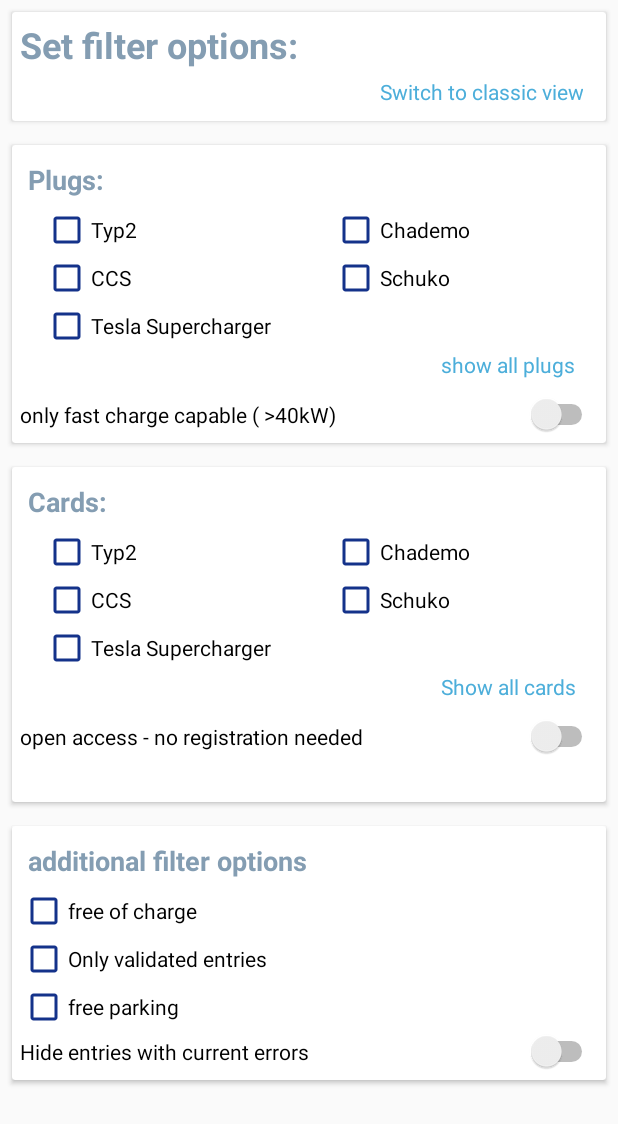
After one commit to felixmartens/Wattfinder, an Android app: the layout fragment_filter_smart.xml on its own in the app's theme, with its tools: preview values and no code run, on a phone screen of 412 x 824 dp. The commit adds this screen. Shown: the top 1124 px of the screen. Run offline under Robolectric (Android 15) with nearby library versions, the phone set to English and light mode, and no system bars; network calls fail.

Commit message:
add design changes for smart filter

```diff
--- a/app/src/main/res/layout/fragment_filter.xml
+++ b/app/src/main/res/layout/fragment_filter.xml
@@ -1,7 +1,6 @@
 <?xml version="1.0" encoding="utf-8"?>
 <FrameLayout xmlns:android="http://schemas.android.com/apk/res/android"
     xmlns:app="http://schemas.android.com/apk/res-auto"
-    xmlns:tools="http://schemas.android.com/tools"
     android:layout_width="match_parent"
     android:layout_height="match_parent"
     android:background="@color/background_material_light">
@@ -15,33 +14,53 @@
             android:layout_height="wrap_content">
 
 
-
             <android.support.design.widget.AppBarLayout
                 android:layout_width="match_parent"
                 android:layout_height="wrap_content"
                 android:theme="@style/ThemeOverlay.AppCompat.Dark.ActionBar">
 
 
-
                 <android.support.design.widget.TabLayout
                     android:id="@+id/tabs"
                     android:layout_width="match_parent"
                     android:layout_height="wrap_content"
+                    app:tabGravity="fill"
+                    app:tabIndicatorColor="@color/colorPrimaryDark"
                     app:tabMode="scrollable"
-                app:tabGravity="fill"
-                app:tabTextColor="@color/textColorPrimaryInverse"
-                app:tabIndicatorColor="@color/colorPrimaryDark"
-                app:tabSelectedTextColor="?android:attr/textColorPrimary" />
+                    app:tabSelectedTextColor="?android:attr/textColorPrimary"
+                    app:tabTextColor="@color/textColorPrimaryInverse" />
             </android.support.design.widget.AppBarLayout>
+
+            <RelativeLayout
+                android:layout_width="match_parent"
+                android:layout_height="match_parent">
+
+                <TextView
+                    android:id="@+id/filter_switch_newdesign"
+                    android:layout_width="wrap_content"
+                    android:layout_height="wrap_content"
+                    android:layout_alignParentRight="true"
+                    android:layout_alignParentTop="true"
+                    android:layout_marginRight="15dp"
+                    android:layout_marginTop="8dp"
+                    android:text="@string/filter_switch_smart"
+                    android:textColor="@color/colorAccent"
+                    android:textIsSelectable="false"
+                    android:textStyle="bold" />
 
                 <android.support.v4.view.ViewPager
                     android:id="@+id/viewpager"
                     android:layout_width="match_parent"
                     android:layout_height="match_parent"
-            app:layout_behavior="@string/appbar_scrolling_view_behavior"
-            android:layout_marginBottom="50dp" />
+                    android:layout_below="@+id/textView"
+                    android:layout_marginBottom="50dp"
+                    app:layout_behavior="@string/appbar_scrolling_view_behavior">
+
+                </android.support.v4.view.ViewPager>
+            </RelativeLayout>
 
         </LinearLayout>
+
     <FrameLayout
     android:layout_width="match_parent"
     android:layout_gravity="bottom"
--- /dev/null
+++ b/app/src/main/res/layout/fragment_filter_smart.xml
@@ -0,0 +1,433 @@
+<?xml version="1.0" encoding="utf-8"?>
+<LinearLayout xmlns:android="http://schemas.android.com/apk/res/android"
+    android:orientation="vertical"
+    android:layout_width="match_parent"
+    android:layout_height="match_parent">
+
+
+    <android.support.v7.widget.CardView
+        android:id="@+id/filter_smart_card_title"
+        android:layout_width="match_parent"
+        android:layout_height="wrap_content"
+        android:layout_margin="8dp"
+        android:padding="5dp">
+
+        <LinearLayout
+            android:layout_width="match_parent"
+            android:layout_height="match_parent"
+            android:orientation="vertical">
+
+            <TextView
+                android:id="@+id/filter_smart_title"
+                android:layout_width="match_parent"
+                android:layout_height="wrap_content"
+                android:padding="5dp"
+                android:text="@string/filterTitel"
+                android:textColor="@color/colorPrimary"
+                android:textSize="24sp"
+                android:textStyle="bold" />
+
+            <TextView
+                android:id="@+id/filter_classic_design"
+                android:layout_width="match_parent"
+                android:layout_height="wrap_content"
+                android:layout_marginBottom="10dp"
+                android:layout_marginRight="15dp"
+                android:gravity="right"
+                android:text="@string/filter_switch_classic"
+                android:textColor="@color/colorAccent" />
+        </LinearLayout>
+
+    </android.support.v7.widget.CardView>
+
+    <LinearLayout
+        android:id="@+id/filter_rest"
+        android:layout_width="match_parent"
+        android:layout_height="match_parent"
+        android:orientation="vertical"
+        android:paddingTop="5dp"
+        android:visibility="gone"
+        android:weightSum="1">
+
+
+        <CheckBox
+            android:id="@+id/fBarrierefrei"
+            android:layout_width="wrap_content"
+            android:layout_height="wrap_content"
+            android:layout_alignParentLeft="true"
+            android:layout_alignParentStart="true"
+            android:layout_alignParentTop="true"
+            android:text="@string/filterBarrierefrei" />
+
+        <CheckBox
+            android:id="@+id/fHotels"
+            android:layout_width="wrap_content"
+            android:layout_height="wrap_content"
+            android:text="@string/filterHotels"
+            android:visibility="gone" />
+
+        <CheckBox
+            android:id="@+id/fRestaurants"
+            android:layout_width="wrap_content"
+            android:layout_height="wrap_content"
+            android:text="@string/filterRestaurants"
+            android:visibility="gone" />
+
+        <Spinner
+            android:id="@+id/f_opening"
+            style="@style/Widget.AppCompat.Spinner.DropDown"
+            android:layout_width="match_parent"
+            android:layout_height="wrap_content"
+            android:layout_marginBottom="15dp"
+            android:layout_marginLeft="20dp"
+            android:layout_marginRight="20dp"
+            android:layout_marginTop="15dp"
+            android:layout_weight="0.03"
+            android:spinnerMode="dialog"
+            android:theme="@style/MyLightTheme" />
+
+
+    </LinearLayout>
+
+    <ScrollView
+        android:layout_width="match_parent"
+        android:layout_height="match_parent">
+
+        <LinearLayout
+            android:layout_width="match_parent"
+            android:layout_height="wrap_content"
+            android:orientation="vertical" >
+
+            <android.support.v7.widget.CardView
+                android:id="@+id/card_plug"
+                android:layout_width="match_parent"
+                android:layout_height="match_parent"
+                android:layout_margin="8dp"
+                android:layout_marginBottom="12dp"
+                android:padding="5dp">
+
+                <LinearLayout
+                    android:layout_width="match_parent"
+                    android:layout_height="match_parent"
+                    android:layout_margin="5dp"
+                    android:layout_marginBottom="10dp"
+                    android:orientation="vertical">
+
+                    <TextView
+                        android:id="@+id/card_title_plug"
+                        android:layout_width="match_parent"
+                        android:layout_height="wrap_content"
+                        android:layout_margin="5dp"
+                        android:text="@string/filterSteckerTitel"
+                        android:textColor="@color/colorPrimary"
+                        android:textSize="18sp"
+                        android:textStyle="bold" />
+
+                    <LinearLayout
+                        android:layout_width="match_parent"
+                        android:layout_height="match_parent"
+                        android:orientation="horizontal">
+
+                        <CheckBox
+                            android:id="@+id/card_plug_typ2"
+                            android:layout_width="match_parent"
+                            android:layout_height="wrap_content"
+                            android:layout_above="@+id/progressBar"
+                            android:layout_marginLeft="15dp"
+                            android:layout_toLeftOf="@+id/progressBar"
+                            android:layout_toStartOf="@+id/progressBar"
+                            android:layout_weight="1"
+                            android:text="Typ2" />
+
+                        <CheckBox
+                            android:id="@+id/card_plug_chademo"
+                            android:layout_width="match_parent"
+                            android:layout_height="wrap_content"
+                            android:layout_above="@+id/progressBar"
+                            android:layout_marginLeft="15dp"
+                            android:layout_toLeftOf="@+id/progressBar"
+                            android:layout_toStartOf="@+id/progressBar"
+                            android:layout_weight="1"
+                            android:text="Chademo" />
+
+                    </LinearLayout>
+
+                    <LinearLayout
+                        android:layout_width="match_parent"
+                        android:layout_height="match_parent"
+                        android:layout_weight="1"
+                        android:orientation="horizontal">
+
+                        <CheckBox
+                            android:id="@+id/card_plug_ccs"
+                            android:layout_width="match_parent"
+                            android:layout_height="wrap_content"
+                            android:layout_above="@+id/progressBar"
+                            android:layout_marginLeft="15dp"
+                            android:layout_toLeftOf="@+id/progressBar"
+                            android:layout_toStartOf="@+id/progressBar"
+                            android:layout_weight="1"
+                            android:text="CCS" />
+
+                        <CheckBox
+                            android:id="@+id/card_plug_schuko"
+                            android:layout_width="match_parent"
+                            android:layout_height="wrap_content"
+                            android:layout_above="@+id/progressBar"
+                            android:layout_marginLeft="15dp"
+                            android:layout_toLeftOf="@+id/progressBar"
+                            android:layout_toStartOf="@+id/progressBar"
+                            android:layout_weight="1"
+                            android:text="Schuko" />
+
+                    </LinearLayout>
+
+                    <CheckBox
+                        android:id="@+id/card_plug_tesla"
+                        android:layout_width="match_parent"
+                        android:layout_height="wrap_content"
+                        android:layout_above="@+id/progressBar"
+                        android:layout_marginLeft="15dp"
+                        android:layout_toLeftOf="@+id/progressBar"
+                        android:layout_toStartOf="@+id/progressBar"
+                        android:layout_weight="1"
+                        android:text="Tesla Supercharger" />
+
+                    <TextView
+                        android:id="@+id/filter_show_all_cards"
+                        android:layout_width="match_parent"
+                        android:layout_height="wrap_content"
+                        android:layout_marginBottom="10dp"
+                        android:layout_marginRight="15dp"
+                        android:gravity="right"
+                        android:text="@string/filter_show_all_plugs"
+                        android:textColor="@color/colorAccent" />
+
+                    <Switch
+                        android:id="@+id/filter_card_fastcharge"
+                        android:layout_width="match_parent"
+                        android:layout_height="wrap_content"
+                        android:text="@string/filter_fastcharge" />
+
+                    <LinearLayout
+                        android:layout_width="match_parent"
+                        android:layout_height="match_parent"
+                        android:orientation="horizontal"
+                        android:paddingLeft="10sp"
+                        android:paddingRight="30sp"
+                        android:visibility="gone">
+
+                        <TextView
+                            android:id="@+id/fPower_label"
+                            android:layout_width="wrap_content"
+                            android:layout_height="wrap_content"
+                            android:layout_weight="1"
+                            android:text="@string/fpowerlabel"
+                            android:textColor="@color/primary_text_default_material_light" />
+
+                        <TextView
+                            android:id="@+id/fPowerDisplay"
+                            android:layout_width="wrap_content"
+                            android:layout_height="wrap_content"
+                            android:layout_weight="1"
+                            android:gravity="right"
+                            android:text="0"
+                            android:textColor="@color/primary_text_default_material_light"
+                            android:textSize="@dimen/abc_text_size_medium_material" />
+
+                    </LinearLayout>
+
+                    <SeekBar
+                        android:id="@+id/fPowerBar"
+                        style="@style/Widget.AppCompat.SeekBar"
+                        android:layout_width="match_parent"
+                        android:layout_height="wrap_content"
+                        android:layout_marginLeft="50sp"
+                        android:layout_marginRight="50sp"
+                        android:layout_marginTop="10sp"
+                        android:max="4"
+                        android:progress="0"
+                        android:visibility="gone" />
+
+                </LinearLayout>
+
+            </android.support.v7.widget.CardView>
+
+            <android.support.v7.widget.CardView
+                android:id="@+id/card_card"
+                android:layout_width="match_parent"
+                android:layout_height="match_parent"
+                android:layout_margin="8dp"
+                android:layout_marginBottom="12dp"
+                android:padding="5dp">
+
+                <LinearLayout
+                    android:layout_width="match_parent"
+                    android:layout_height="match_parent"
+                    android:layout_margin="5dp"
+                    android:layout_marginBottom="10dp"
+                    android:orientation="vertical">
+
+                    <TextView
+                        android:id="@+id/card_title_card"
+                        android:layout_width="match_parent"
+                        android:layout_height="wrap_content"
+                        android:layout_margin="5dp"
+                        android:text="@string/filterLadekartenTitel"
+                        android:textColor="@color/colorPrimary"
+                        android:textSize="18sp"
+                        android:textStyle="bold" />
+
+                    <LinearLayout
+                        android:layout_width="match_parent"
+                        android:layout_height="match_parent"
+                        android:orientation="horizontal">
+
+                        <CheckBox
+                            android:id="@+id/card_plug_typ2"
+                            android:layout_width="match_parent"
+                            android:layout_height="wrap_content"
+                            android:layout_above="@+id/progressBar"
+                            android:layout_marginLeft="15dp"
+                            android:layout_toLeftOf="@+id/progressBar"
+                            android:layout_toStartOf="@+id/progressBar"
+                            android:layout_weight="1"
+                            android:text="Typ2" />
+
+                        <CheckBox
+                            android:id="@+id/card_plug_chademo"
+                            android:layout_width="match_parent"
+                            android:layout_height="wrap_content"
+                            android:layout_above="@+id/progressBar"
+                            android:layout_marginLeft="15dp"
+                            android:layout_toLeftOf="@+id/progressBar"
+                            android:layout_toStartOf="@+id/progressBar"
+                            android:layout_weight="1"
+                            android:text="Chademo" />
+
+                    </LinearLayout>
+
+                    <LinearLayout
+                        android:layout_width="match_parent"
+                        android:layout_height="match_parent"
+                        android:layout_weight="1"
+                        android:orientation="horizontal">
+
+                        <CheckBox
+                            android:id="@+id/card_plug_ccs"
+                            android:layout_width="match_parent"
+                            android:layout_height="wrap_content"
+                            android:layout_above="@+id/progressBar"
+                            android:layout_marginLeft="15dp"
+                            android:layout_toLeftOf="@+id/progressBar"
+                            android:layout_toStartOf="@+id/progressBar"
+                            android:layout_weight="1"
+                            android:text="CCS" />
+
+                        <CheckBox
+                            android:id="@+id/card_plug_schuko"
+                            android:layout_width="match_parent"
+                            android:layout_height="wrap_content"
+                            android:layout_above="@+id/progressBar"
+                            android:layout_marginLeft="15dp"
+                            android:layout_toLeftOf="@+id/progressBar"
+                            android:layout_toStartOf="@+id/progressBar"
+                            android:layout_weight="1"
+                            android:text="Schuko" />
+
+                    </LinearLayout>
+
+                    <CheckBox
+                        android:id="@+id/card_tesla"
+                        android:layout_width="match_parent"
+                        android:layout_height="wrap_content"
+                        android:layout_above="@+id/progressBar"
+                        android:layout_marginLeft="15dp"
+                        android:layout_toLeftOf="@+id/progressBar"
+                        android:layout_toStartOf="@+id/progressBar"
+                        android:layout_weight="1"
+                        android:text="Tesla Supercharger" />
+
+                    <TextView
+                        android:id="@+id/filter_show_all_cards"
+                        android:layout_width="match_parent"
+                        android:layout_height="wrap_content"
+                        android:layout_marginBottom="10dp"
+                        android:layout_marginRight="15dp"
+                        android:gravity="right"
+                        android:text="@string/filter_shw_all_cards"
+                        android:textColor="@color/colorAccent" />
+
+                    <Switch
+                        android:id="@+id/filter_card_barrierefrei"
+                        android:layout_width="match_parent"
+                        android:layout_height="wrap_content"
+                        android:text="@string/filterBarrierefrei" />
+
+                    <TextView
+                        android:id="@+id/fBarrierefrei_hint"
+                        android:layout_width="match_parent"
+                        android:layout_height="wrap_content"
+                        android:layout_marginBottom="5sp"
+                        android:layout_marginLeft="10sp" />
+
+                </LinearLayout>
+
+            </android.support.v7.widget.CardView>
+
+            <android.support.v7.widget.CardView
+                android:id="@+id/card_extras"
+                android:layout_width="match_parent"
+                android:layout_height="match_parent"
+                android:layout_margin="8dp">
+
+                <LinearLayout
+                    android:layout_width="match_parent"
+                    android:layout_height="match_parent"
+                    android:layout_margin="5dp"
+                    android:orientation="vertical">
+
+                    <TextView
+                        android:id="@+id/card_title_extras"
+                        android:layout_width="match_parent"
+                        android:layout_height="wrap_content"
+                        android:layout_margin="5dp"
+                        android:text="@string/filterExtrasTitle"
+                        android:textColor="@color/colorPrimary"
+                        android:textSize="18sp"
+                        android:textStyle="bold" />
+
+                    <CheckBox
+                        android:id="@+id/fKostenlos"
+                        android:layout_width="match_parent"
+                        android:layout_height="wrap_content"
+                        android:layout_above="@+id/progressBar"
+                        android:layout_toLeftOf="@+id/progressBar"
+                        android:layout_toStartOf="@+id/progressBar"
+                        android:text="@string/filterKostenlos" />
+
+                    <CheckBox
+                        android:id="@+id/fBestaetigt"
+                        android:layout_width="match_parent"
+                        android:layout_height="wrap_content"
+                        android:text="@string/filterBestaetigt" />
+
+                    <CheckBox
+                        android:id="@+id/fKostenlosparken"
+                        android:layout_width="match_parent"
+                        android:layout_height="wrap_content"
+                        android:text="@string/filterKostenlosParken" />
+
+                    <Switch
+                        android:id="@+id/fStoerung"
+                        android:layout_width="match_parent"
+                        android:layout_height="wrap_content"
+                        android:text="@string/filterOhneStoerung" />
+                </LinearLayout>
+
+            </android.support.v7.widget.CardView>
+
+        </LinearLayout>
+    </ScrollView>
+
+</LinearLayout>
--- a/app/src/main/res/values/strings.xml
+++ b/app/src/main/res/values/strings.xml
@@ -103,5 +103,12 @@
     <string name="details_loadimages">Load images</string>
     <string name="infoEntfernungZiel">Distance to target position:</string>
     <string name="infoEntfernungPos">Distance from current position:</string>
+    <string name="filter_show_all">Show all</string>
+    <string name="filter_show_all_plugs">show all plugs</string>
+    <string name="filter_switch_classic">Switch to classic view</string>
+    <string name="filter_fastcharge"><![CDATA[only fast charge capable ( >40kW)]]></string>
+    <string name="filter_shw_all_cards">Show all cards</string>
+    <string name="filterExtrasTitle">additional filter options</string>
+    <string name="filter_switch_smart">switch to new design</string>
 
 </resources>
```
Also changed, not shown: 2 other files. Lines whose indentation alone changed are shown as unchanged.
